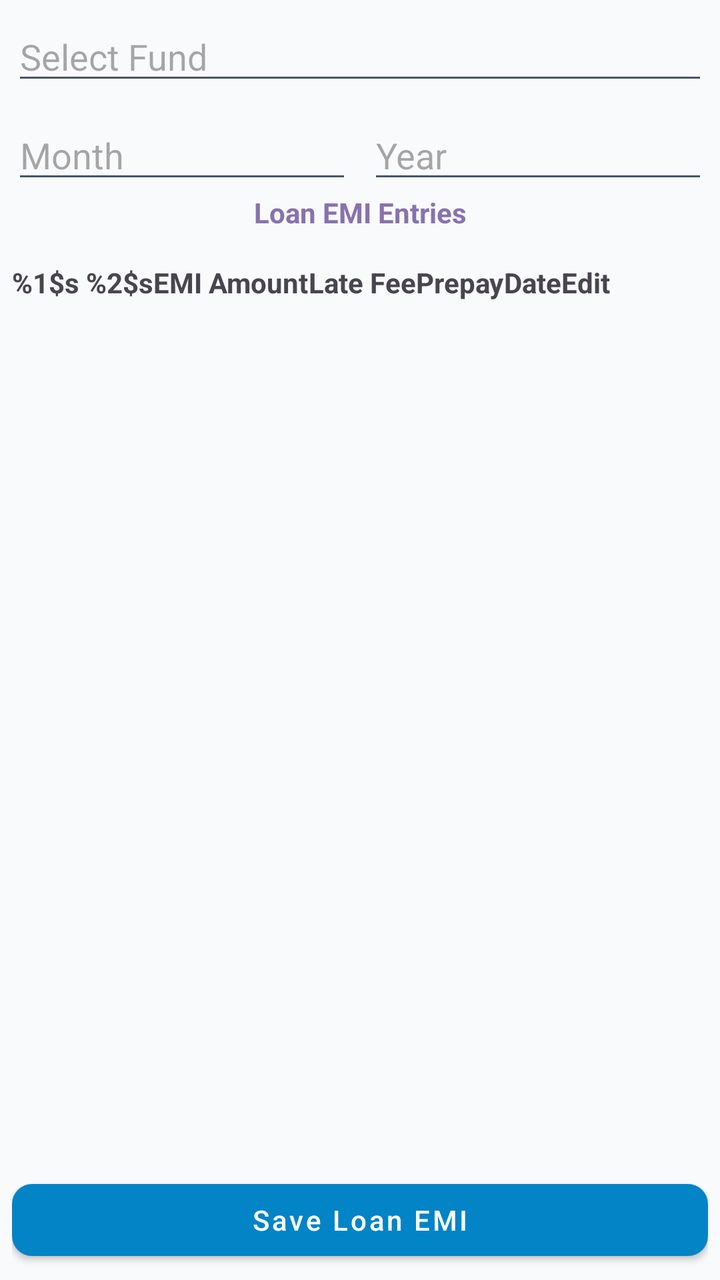
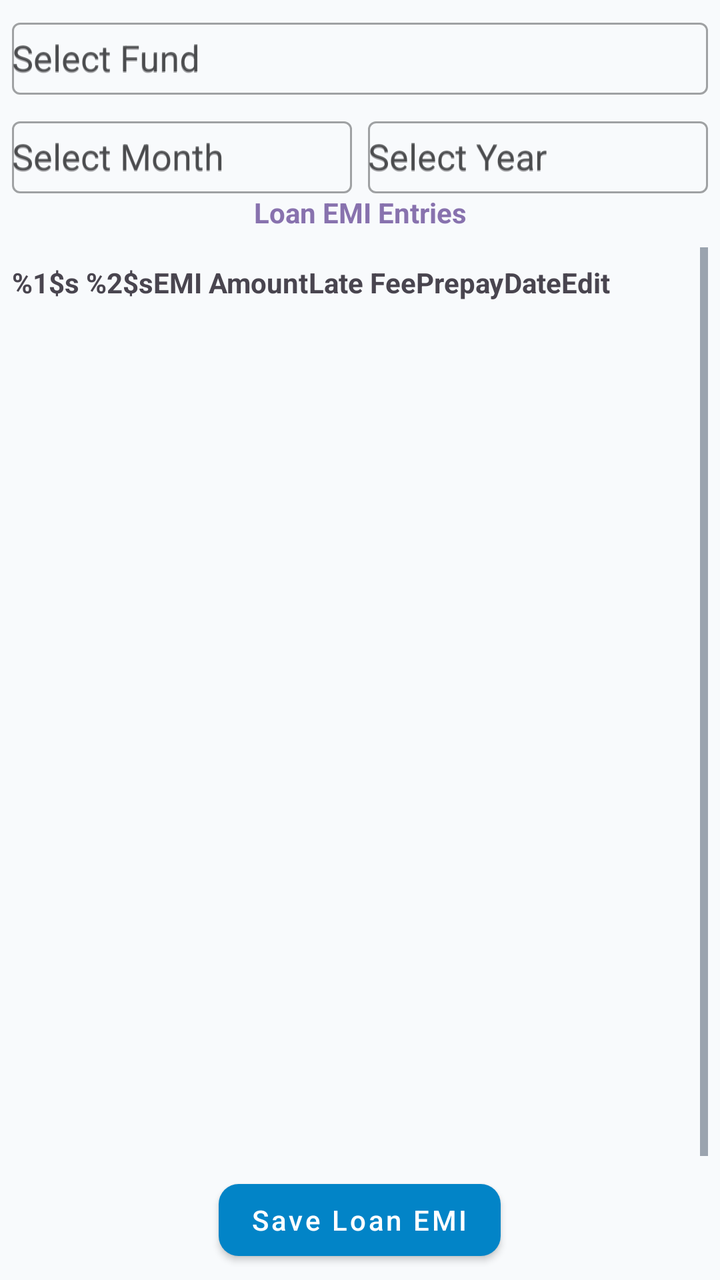

Two renders of the same Android screen: before a commit and after it. Below are the layout's source before the change and the commit's diff.
<!-- AndroidManifest.xml: application theme Theme.ApnaFund -->
<!-- res/layout/fragment_loan_emi_entry.xml -->
<?xml version="1.0" encoding="utf-8"?>
<LinearLayout xmlns:android="http://schemas.android.com/apk/res/android"
    android:layout_width="match_parent"
    android:layout_height="match_parent"
    android:orientation="vertical"
    android:padding="6dp">

    <AutoCompleteTextView
        android:id="@+id/dropdown_fund"
        android:layout_width="match_parent"
        android:layout_height="wrap_content"
        android:hint="@string/text_select_fund" />

    <LinearLayout
        android:layout_width="match_parent"
        android:layout_height="wrap_content"
        android:layout_marginTop="8dp"
        android:orientation="horizontal">

        <AutoCompleteTextView
            android:id="@+id/dropdown_month"
            android:layout_width="0dp"
            android:layout_height="wrap_content"
            android:layout_weight="1"
            android:hint="@string/text_month" />

        <AutoCompleteTextView
            android:id="@+id/dropdown_year"
            android:layout_width="0dp"
            android:layout_height="wrap_content"
            android:layout_marginStart="8dp"
            android:layout_weight="1"
            android:hint="@string/text_year" />
    </LinearLayout>

    <TextView
        android:id="@+id/text_view_loan_emi"
        android:layout_width="match_parent"
        android:layout_height="wrap_content"
        android:text="@string/text_loan_emi_entries"
        android:textAlignment="center"
        android:textColor="@color/purple"
        android:textSize="14sp"
        android:textStyle="bold" />

    <ScrollView
        android:layout_width="match_parent"
        android:layout_height="0dp"
        android:layout_marginTop="8dp"
        android:layout_weight="1">

        <HorizontalScrollView
            android:layout_width="match_parent"
            android:layout_height="0dp"
            android:layout_marginTop="8dp">

            <TableLayout
                android:id="@+id/table_loan_emi_entries"
                android:layout_width="match_parent"
                android:layout_height="wrap_content"
                android:stretchColumns="1,2,3,4">

                <TableRow>

                    <TextView
                        android:text="@string/text_member_name"
                        android:textStyle="bold" />

                    <TextView
                        android:text="@string/text_emi_amount"
                        android:textStyle="bold" />

                    <TextView
                        android:text="@string/text_late_fee"
                        android:textStyle="bold" />

                    <TextView
                        android:text="@string/text_prepay"
                        android:textStyle="bold" />

                    <TextView
                        android:text="@string/text_date"
                        android:textStyle="bold" />

                    <TextView
                        android:text="@string/text_edit"
                        android:textStyle="bold" />
                </TableRow>
            </TableLayout>
        </HorizontalScrollView>
    </ScrollView>

    <com.google.android.material.button.MaterialButton
        android:id="@+id/button_save_loan_emi"
        style="@style/ApnaFundButton.Primary"
        android:layout_width="match_parent"
        android:layout_height="wrap_content"
        android:text="@string/text_save_loan_emi" />

</LinearLayout>
<!-- resources referenced by this layout -->
<resources>
  <color name="purple">#8872AE</color>
  <string name="text_date">Date</string>
  <string name="text_edit">Edit</string>
  <string name="text_emi_amount">EMI Amount</string>
  <string name="text_late_fee">Late Fee</string>
  <string name="text_loan_emi_entries">Loan EMI Entries</string>
  <string name="text_member_name">%1$s %2$s</string>
  <string name="text_month">Month</string>
  <string name="text_prepay">Prepay</string>
  <string name="text_save_loan_emi">Save Loan EMI</string>
  <string name="text_select_fund">Select Fund</string>
  <string name="text_year">Year</string>
  <style name="ApnaFundButton.Primary" parent="Widget.MaterialComponents.Button">
          <item name="android:textColor">@color/btn_primary_text_selector</item>
          <item name="backgroundTint">@color/btn_primary_bg_selector</item>
          <item name="cornerRadius">10dp</item>
          <item name="android:textAllCaps">false</item>
      </style>
  <style name="Theme.ApnaFund" parent="Base.Theme.ApnaFund" />
  <style name="Base.Theme.ApnaFund" parent="Theme.Material3.DayNight.NoActionBar">
          
          
          <item name="colorSecondary">#00ACC1</item> 
          <item name="colorTertiary">#FDD835</item> 
          
          <item name="android:colorBackground">@color/background</item>
  
          
          <item name="colorSurface">@color/surface</item>
          <item name="colorOnSurface">@color/text_primary</item>
          <item name="colorSurfaceVariant">@color/surface_variant</item>
  
          
          <item name="colorPrimary">@color/blue_dark</item>
          <item name="colorOnPrimary">@color/on_primary</item>
  
          
          <item name="android:textColorPrimary">@color/text_primary</item>
          <item name="android:textColorSecondary">@color/text_secondary</item>
      </style>
  <color name="background">#F8FAFC</color>
  <color name="surface">#FFFFFF</color>
  <color name="text_primary">#0F1012</color>
  <color name="surface_variant">#E2E8F0</color>
  <color name="blue_dark">#117AA7</color>
  <color name="on_primary">#FFFFFF</color>
  <color name="text_secondary">#475569</color>
</resources>

<!-- the commit's change to res/layout/fragment_loan_emi_entry.xml (unified diff, before → after) -->
@@ -5,11 +5,21 @@
     android:orientation="vertical"
     android:padding="6dp">
 
-    <AutoCompleteTextView
-        android:id="@+id/dropdown_fund"
+    <com.google.android.material.textfield.TextInputLayout
+        style="@style/Widget.MaterialComponents.TextInputLayout.OutlinedBox"
         android:layout_width="match_parent"
         android:layout_height="wrap_content"
-        android:hint="@string/text_select_fund" />
+        android:hint="@string/text_select_fund">
+
+        <AutoCompleteTextView
+            android:id="@+id/dropdown_fund"
+            android:layout_width="match_parent"
+            android:layout_height="wrap_content"
+            android:hint="@string/text_select_fund"
+            android:inputType="none"
+            android:minHeight="36dp" />
+
+    </com.google.android.material.textfield.TextInputLayout>
 
     <LinearLayout
         android:layout_width="match_parent"
@@ -17,20 +27,40 @@
         android:layout_marginTop="8dp"
         android:orientation="horizontal">
 
-        <AutoCompleteTextView
-            android:id="@+id/dropdown_month"
+        <com.google.android.material.textfield.TextInputLayout
+            style="@style/Widget.MaterialComponents.TextInputLayout.OutlinedBox"
             android:layout_width="0dp"
             android:layout_height="wrap_content"
             android:layout_weight="1"
-            android:hint="@string/text_month" />
 
-        <AutoCompleteTextView
-            android:id="@+id/dropdown_year"
+            android:hint="@string/text_month">
+
+            <AutoCompleteTextView
+                android:id="@+id/dropdown_month"
+                android:layout_width="match_parent"
+                android:layout_height="wrap_content"
+                android:hint="@string/text_month"
+                android:inputType="none"
+                android:minHeight="36dp"/>
+
+        </com.google.android.material.textfield.TextInputLayout>
+
+        <com.google.android.material.textfield.TextInputLayout
+            style="@style/Widget.MaterialComponents.TextInputLayout.OutlinedBox"
             android:layout_width="0dp"
             android:layout_height="wrap_content"
             android:layout_marginStart="8dp"
             android:layout_weight="1"
-            android:hint="@string/text_year" />
+            android:hint="@string/text_year">
+
+            <AutoCompleteTextView
+                android:id="@+id/dropdown_year"
+                android:layout_width="match_parent"
+                android:layout_height="wrap_content"
+                android:hint="@string/text_year"
+                android:inputType="none"
+                android:minHeight="36dp"/>
+        </com.google.android.material.textfield.TextInputLayout>
     </LinearLayout>
 
     <TextView
@@ -44,19 +74,23 @@
         android:textStyle="bold" />
 
     <ScrollView
+        android:id="@+id/verticalEmiScrollView"
         android:layout_width="match_parent"
         android:layout_height="0dp"
         android:layout_marginTop="8dp"
-        android:layout_weight="1">
+        android:layout_weight="1"
+        android:fadeScrollbars="false"
+        android:fillViewport="true"
+        android:scrollbars="vertical">
 
         <HorizontalScrollView
             android:layout_width="match_parent"
-            android:layout_height="0dp"
+            android:layout_height="wrap_content"
             android:layout_marginTop="8dp">
 
             <TableLayout
                 android:id="@+id/table_loan_emi_entries"
-                android:layout_width="match_parent"
+                android:layout_width="wrap_content"
                 android:layout_height="wrap_content"
                 android:stretchColumns="1,2,3,4">
 
@@ -93,8 +127,9 @@
     <com.google.android.material.button.MaterialButton
         android:id="@+id/button_save_loan_emi"
         style="@style/ApnaFundButton.Primary"
-        android:layout_width="match_parent"
+        android:layout_width="wrap_content"
         android:layout_height="wrap_content"
+        android:layout_gravity="center_horizontal"
         android:text="@string/text_save_loan_emi" />
 
 </LinearLayout>
<!-- resource entries referenced after the edit -->
@@ -7,11 +7,11 @@
   <string name="text_late_fee">Late Fee</string>
   <string name="text_loan_emi_entries">Loan EMI Entries</string>
   <string name="text_member_name">%1$s %2$s</string>
-  <string name="text_month">Month</string>
+  <string name="text_month">Select Month</string>
   <string name="text_prepay">Prepay</string>
   <string name="text_save_loan_emi">Save Loan EMI</string>
   <string name="text_select_fund">Select Fund</string>
-  <string name="text_year">Year</string>
+  <string name="text_year"> Select Year</string>
   <style name="ApnaFundButton.Primary" parent="Widget.MaterialComponents.Button">
           <item name="android:textColor">@color/btn_primary_text_selector</item>
           <item name="backgroundTint">@color/btn_primary_bg_selector</item>
